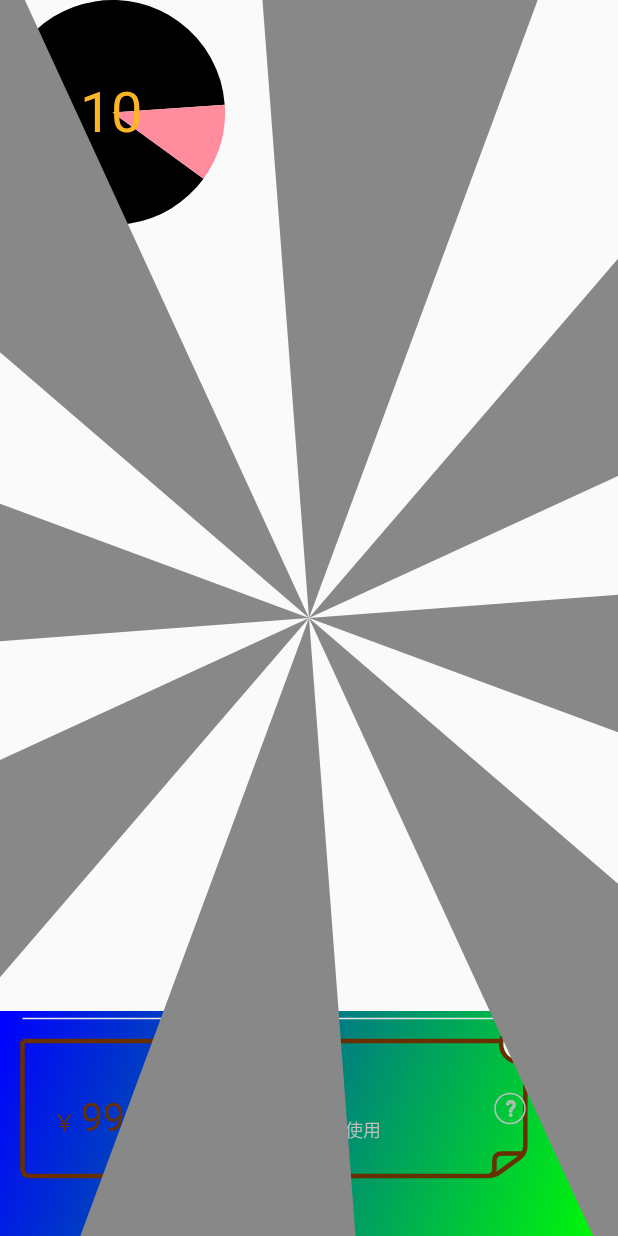
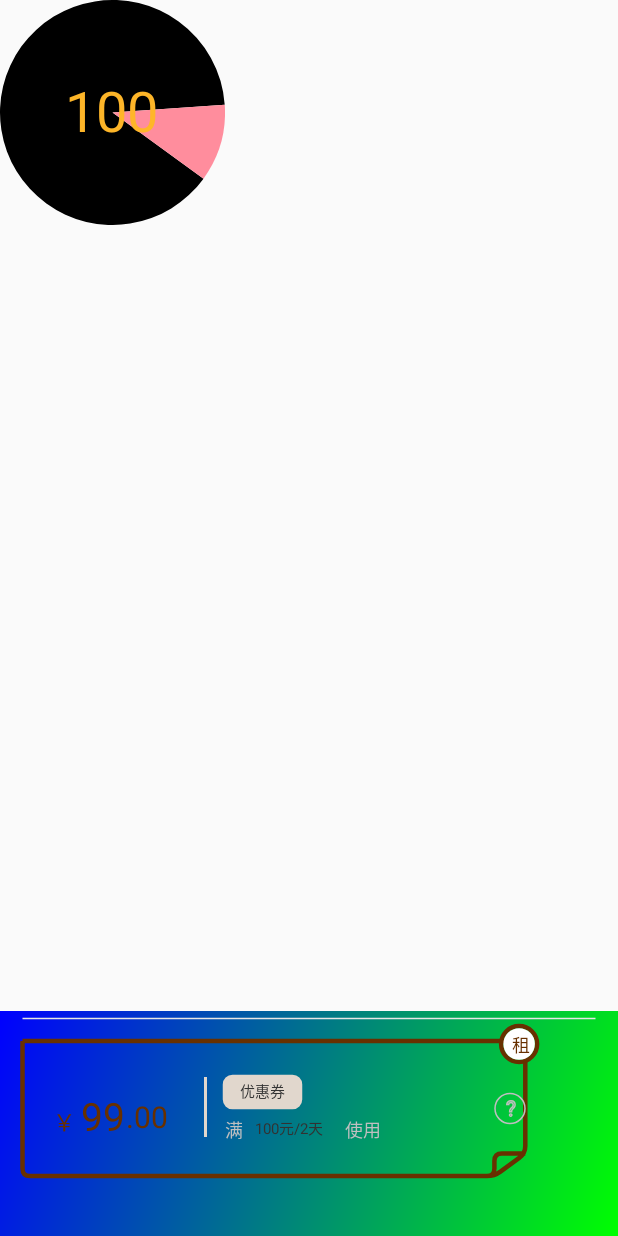
Before and after one commit to RottenWang/ViewViewView, an Android app: the SoftInputActivity screen opened directly, with no data from a screen before it, on a phone screen of 412 x 824 dp. Run offline under Robolectric (Android 15) with nearby library versions, the phone set to English and light mode, and no system bars; our stand-ins replace ButterKnife.

Commit message:
reveal reflect

```diff
--- a/app/src/main/java/com/drwang/views/activity/SoftInputActivity.java
+++ b/app/src/main/java/com/drwang/views/activity/SoftInputActivity.java
@@ -1,9 +1,14 @@
 package com.drwang.views.activity;
 
 import android.app.Activity;
+import android.content.DialogInterface;
+import android.graphics.Color;
 import android.os.Build;
+import android.os.Handler;
+import android.support.v7.app.AlertDialog;
 import android.support.v7.app.AppCompatActivity;
 import android.os.Bundle;
+import android.util.Log;
 import android.view.MotionEvent;
 import android.view.View;
 import android.view.Window;
@@ -15,6 +20,11 @@ import com.drwang.views.base.BasicActivity;
 import com.drwang.views.util.InputMethodManagerUtil;
 import com.drwang.views.view.ScanView;
 
+import java.lang.reflect.Constructor;
+import java.lang.reflect.Field;
+import java.lang.reflect.InvocationTargetException;
+import java.lang.reflect.Method;
+
 import butterknife.BindView;
 import butterknife.ButterKnife;
 import butterknife.OnClick;
@@ -23,12 +33,12 @@ public class SoftInputActivity extends Activity {
     @BindView(R.id.rl_root)
     View rl_root;
     private ScanView scan;
+    private static final String TAG = "SoftInputActivity";
 
     @Override
     protected void onCreate(Bundle savedInstanceState) {
         super.onCreate(savedInstanceState);
         // 更改状态栏颜色
-
         setContentView(R.layout.activity_soft_input);
         if (Build.VERSION.SDK_INT >= Build.VERSION_CODES.LOLLIPOP) {
             Window window = getWindow();
@@ -45,6 +55,35 @@ public class SoftInputActivity extends Activity {
                 Toast.makeText(SoftInputActivity.this, "zerozero", Toast.LENGTH_SHORT).show();
             }
         });
+        try {
+            Class aClass = ScanView.class;
+            Method method2 = aClass.getDeclaredMethod("getRandomColor");
+            Method method = aClass.getDeclaredMethod("setTimeStart", int.class);
+            method.setAccessible(true);
+            method.invoke(scan, 100);
+        } catch (Exception e) {
+            e.printStackTrace();
+        }
+
+        AlertDialog.Builder builder = new AlertDialog.Builder(this, R.style.AlertTheme).setCancelable(true).setTitle("xixi").setPositiveButton("确定", new DialogInterface.OnClickListener() {
+            @Override
+            public void onClick(DialogInterface dialog, int which) {
+
+            }
+        }).setNeutralButton("haha", new DialogInterface.OnClickListener() {
+            @Override
+            public void onClick(DialogInterface dialog, int which) {
+
+            }
+        }).setNegativeButton("22", new DialogInterface.OnClickListener() {
+            @Override
+            public void onClick(DialogInterface dialog, int which) {
+
+            }
+        });
+        AlertDialog alertDialog = builder.create();
+        alertDialog.show();
+        alertDialog.getButton(DialogInterface.BUTTON_NEGATIVE).setTextColor(Color.RED);
 //        int size = (int) (getResources().getDisplayMetrics().density * 5);
 //        ButterKnife.bind(this);
 //        rl_root.setOnTouchListener(new View.OnTouchListener() {
--- a/app/src/main/res/layout/activity_soft_input.xml
+++ b/app/src/main/res/layout/activity_soft_input.xml
@@ -17,7 +17,7 @@
         android:layout_height="150dp"
         android:layout_alignParentBottom="true" />
 
-    <com.drwang.views.view.MedalBackgroundView
-        android:layout_width="match_parent"
-        android:layout_height="match_parent" />
+    <!--<com.drwang.views.view.MedalBackgroundView-->
+        <!--android:layout_width="match_parent"-->
+        <!--android:layout_height="match_parent" />-->
 </RelativeLayout>
--- a/app/src/main/res/values/styles.xml
+++ b/app/src/main/res/values/styles.xml
@@ -7,5 +7,9 @@
         <item name="colorPrimaryDark">@color/colorPrimaryDark</item>
         <item name="colorAccent">@color/colorAccent</item>
     </style>
+    <style name="AlertTheme" parent="@style/Theme.AppCompat.Light.Dialog.Alert">
+        <!-- Customize your theme here. -->
 
+        <item name="colorAccent">#f3ce32</item>
+    </style>
 </resources>
```
